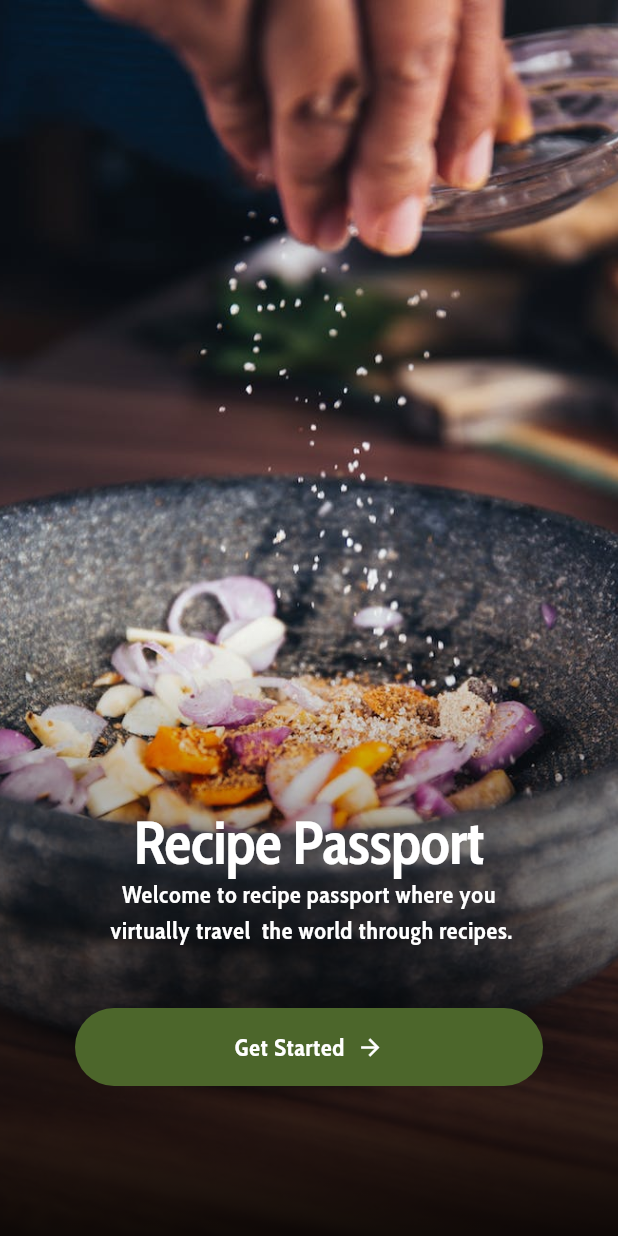
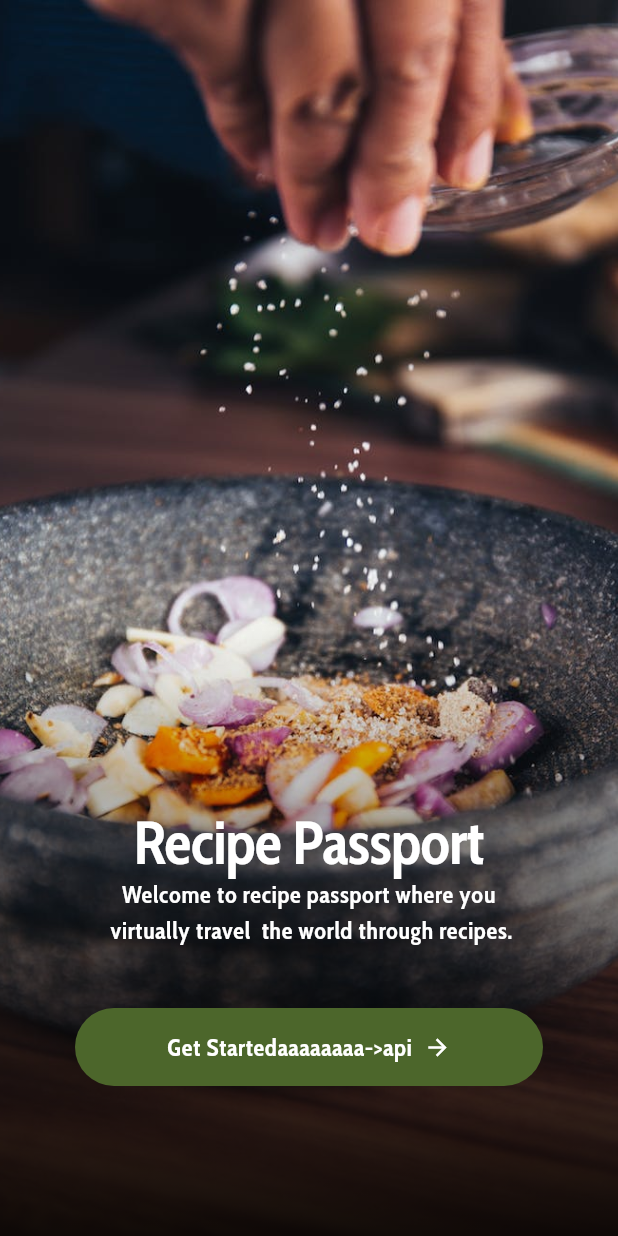
Before and after one commit to Ngduylan2004/flutter_order_app, a Flutter app: the screen it shows after launch, on a phone screen of 412 x 824 dp. Run offline on Flutter 3.47's test engine with Material 3 defaults, Android fonts, the phone set to English and light mode, and no system bars; our stand-ins replace go_router.

Commit message:
edit name

```diff
--- a/lib/presentation/splash_screen.dart
+++ b/lib/presentation/splash_screen.dart
@@ -60,7 +60,7 @@ class SplashScreen extends StatelessWidget {
                       },
                       width: 200,
                       height: 52,
-                      text: 'Get Started',
+                      text: 'Get Startedaaaaaaaa->api',
                       icon: Icons.arrow_forward,
                     ),
                   ),
```
